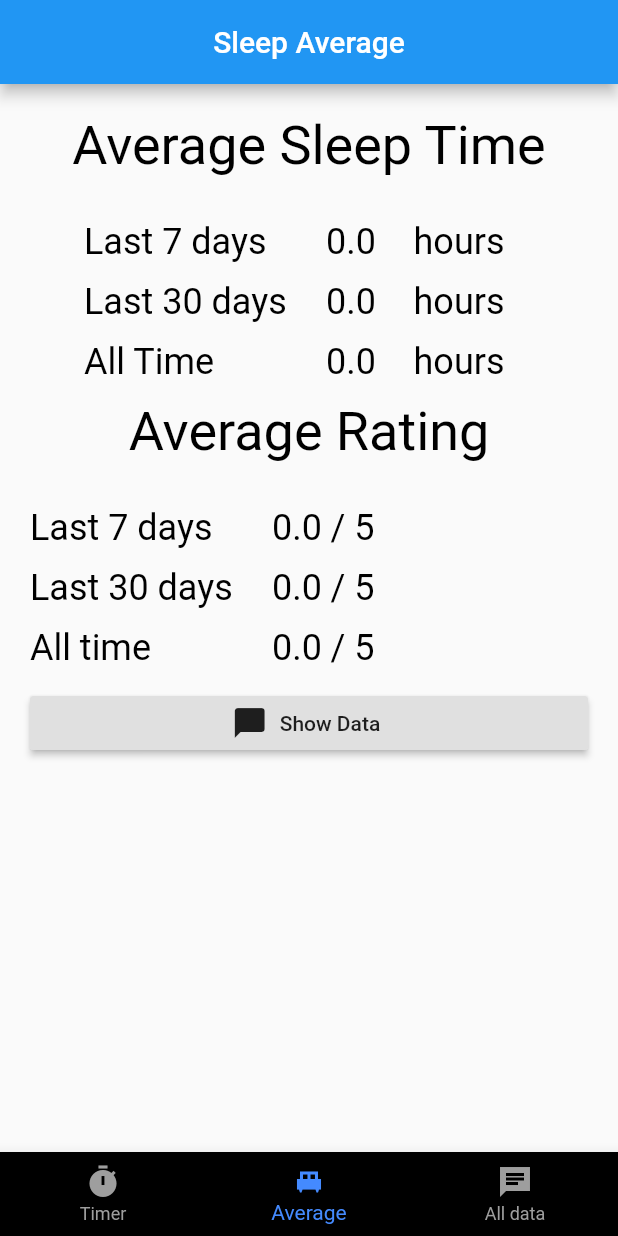
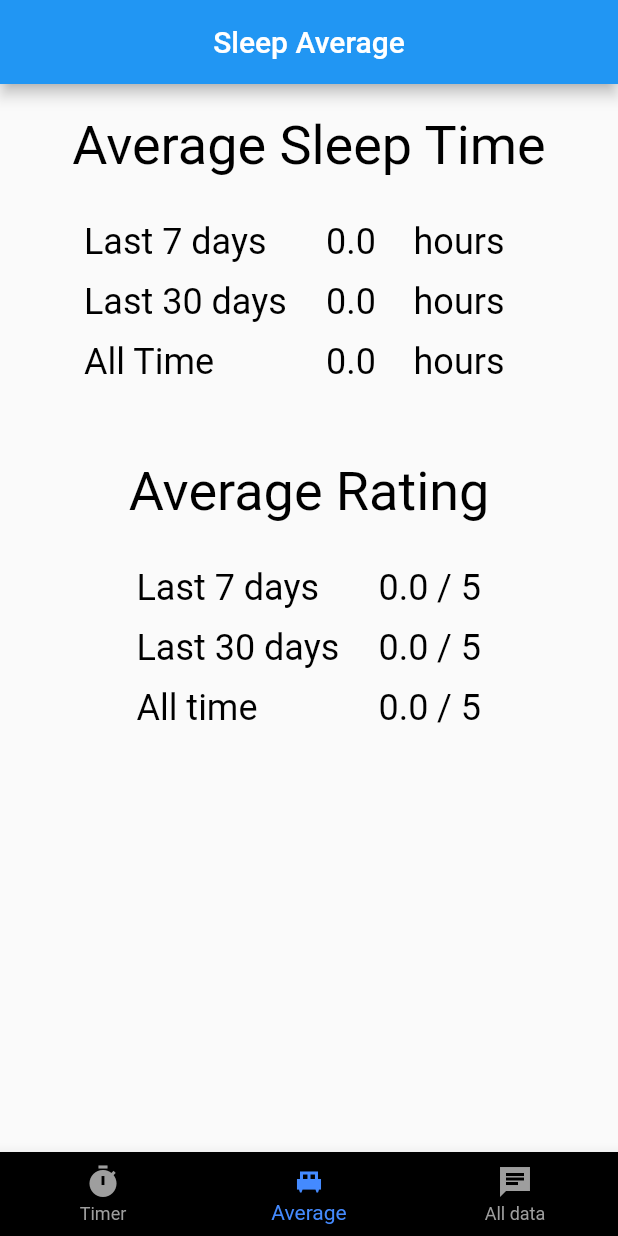
Before and after one commit to panduwira/RateYourSleep, a Flutter app: the screen it shows after launch, item 2 of the bottom bar chosen, on a phone screen of 412 x 824 dp. Run offline on Flutter 3.47's test engine with Material 2 defaults, Android fonts, the phone set to English and light mode, and no system bars.

Commit message:
Adjusted some things

```diff
--- a/lib/pages/listdata.dart
+++ b/lib/pages/listdata.dart
@@ -146,6 +146,9 @@ class _ListDataPageState extends State<ListDataPage> {
               ),
             ]),
             SizedBox(
+              height: 40,
+            ),
+            SizedBox(
               width: 318,
               height: 71,
               child: Text(
@@ -158,6 +161,7 @@ class _ListDataPageState extends State<ListDataPage> {
               ),
             ),
             Row(
+              mainAxisAlignment: MainAxisAlignment.center,
               children: [
                 SizedBox(
                   width: 156,
@@ -182,10 +186,6 @@ class _ListDataPageState extends State<ListDataPage> {
                     ),
                   ),
                 ),
-
-
-
-
                 SizedBox(
                   width: 30,
                   height: 40,
@@ -198,11 +198,10 @@ class _ListDataPageState extends State<ListDataPage> {
                     ),
                   ),
                 ),
-
-
               ],
             ),
             Row(
+              mainAxisAlignment: MainAxisAlignment.center,
               children: [
                 SizedBox(
                   width: 156,
@@ -242,6 +241,7 @@ class _ListDataPageState extends State<ListDataPage> {
               ],
             ),
             Row(
+              mainAxisAlignment: MainAxisAlignment.center,
               children: [
                 SizedBox(
                   width: 156,
@@ -280,7 +280,6 @@ class _ListDataPageState extends State<ListDataPage> {
                 )
               ],
             ),
-            RaisedButton.icon(onPressed: (){}, icon: Icon(Icons.chat_bubble), label: Text("Show Data"))
           ])),
     );
   }
```
